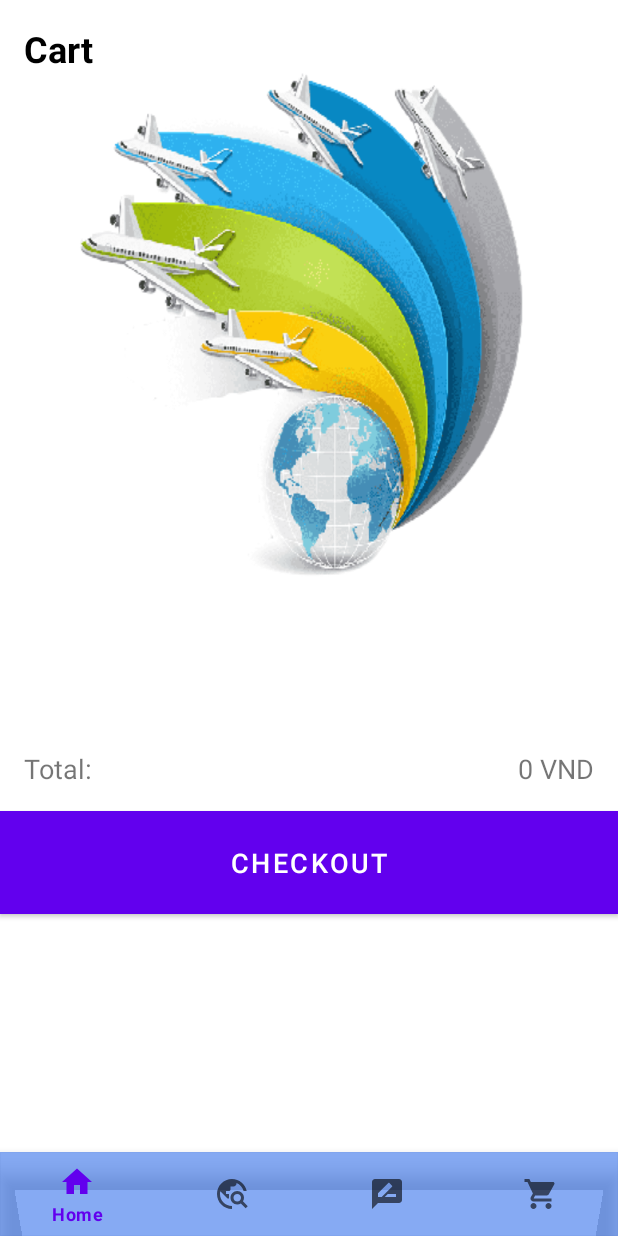
After one commit to nickythefox/DoAnAndroidTourDuLich, an Android app: the fragment CartFragment placed in its activity, on a phone screen of 412 x 824 dp. The commit adds this screen. Run offline under Robolectric (Android 15) with nearby library versions, the phone set to English and light mode, and no system bars.

Commit message:
loc update cac giao dien chua hoan chinh, them chinh sua hinh anh

```diff
--- /dev/null
+++ b/app/src/main/java/com/example/doanandroidtourdulich/fragment/CartFragment.java
@@ -0,0 +1,66 @@
+package com.example.doanandroidtourdulich.fragment;
+
+import android.os.Bundle;
+
+import androidx.fragment.app.Fragment;
+
+import android.view.LayoutInflater;
+import android.view.View;
+import android.view.ViewGroup;
+
+import com.example.doanandroidtourdulich.R;
+
+/**
+ * A simple {@link Fragment} subclass.
+ * Use the {@link CartFragment#newInstance} factory method to
+ * create an instance of this fragment.
+ */
+public class CartFragment extends Fragment {
+
+    // TODO: Rename parameter arguments, choose names that match
+    // the fragment initialization parameters, e.g. ARG_ITEM_NUMBER
+    private static final String ARG_PARAM1 = "param1";
+    private static final String ARG_PARAM2 = "param2";
+
+    // TODO: Rename and change types of parameters
+    private String mParam1;
+    private String mParam2;
+
+    public CartFragment() {
+        // Required empty public constructor
+    }
+
+    /**
+     * Use this factory method to create a new instance of
+     * this fragment using the provided parameters.
+     *
+     * @param param1 Parameter 1.
+     * @param param2 Parameter 2.
+     * @return A new instance of fragment CartFragment.
+     */
+    // TODO: Rename and change types and number of parameters
+    public static CartFragment newInstance(String param1, String param2) {
+        CartFragment fragment = new CartFragment();
+        Bundle args = new Bundle();
+        args.putString(ARG_PARAM1, param1);
+        args.putString(ARG_PARAM2, param2);
+        fragment.setArguments(args);
+        return fragment;
+    }
+
+    @Override
+    public void onCreate(Bundle savedInstanceState) {
+        super.onCreate(savedInstanceState);
+        if (getArguments() != null) {
+            mParam1 = getArguments().getString(ARG_PARAM1);
+            mParam2 = getArguments().getString(ARG_PARAM2);
+        }
+    }
+
+    @Override
+    public View onCreateView(LayoutInflater inflater, ViewGroup container,
+                             Bundle savedInstanceState) {
+        // Inflate the layout for this fragment
+        return inflater.inflate(R.layout.fragment_cart, container, false);
+    }
+}
--- /dev/null
+++ b/app/src/main/res/drawable/baseline_account_circle_24.xml
@@ -0,0 +1,5 @@
+<vector android:height="24dp" android:tint="#000000"
+    android:viewportHeight="24" android:viewportWidth="24"
+    android:width="24dp" xmlns:android="http://schemas.android.com/apk/res/android">
+    <path android:fillColor="@android:color/white" android:pathData="M12,2C6.48,2 2,6.48 2,12s4.48,10 10,10s10,-4.48 10,-10S17.52,2 12,2zM12,6c1.93,0 3.5,1.57 3.5,3.5S13.93,13 12,13s-3.5,-1.57 -3.5,-3.5S10.07,6 12,6zM12,20c-2.03,0 -4.43,-0.82 -6.14,-2.88C7.55,15.8 9.68,15 12,15s4.45,0.8 6.14,2.12C16.43,19.18 14.03,20 12,20z"/>
+</vector>
--- /dev/null
+++ b/app/src/main/res/drawable/baseline_home_24.xml
@@ -0,0 +1,5 @@
+<vector android:height="24dp" android:tint="#000000"
+    android:viewportHeight="24" android:viewportWidth="24"
+    android:width="24dp" xmlns:android="http://schemas.android.com/apk/res/android">
+    <path android:fillColor="@android:color/white" android:pathData="M10,20v-6h4v6h5v-8h3L12,3 2,12h3v8z"/>
+</vector>
--- /dev/null
+++ b/app/src/main/res/drawable/baseline_rate_review_24.xml
@@ -0,0 +1,5 @@
+<vector android:height="24dp" android:tint="#000000"
+    android:viewportHeight="24" android:viewportWidth="24"
+    android:width="24dp" xmlns:android="http://schemas.android.com/apk/res/android">
+    <path android:fillColor="@android:color/white" android:pathData="M20,2L4,2c-1.1,0 -1.99,0.9 -1.99,2L2,22l4,-4h14c1.1,0 2,-0.9 2,-2L22,4c0,-1.1 -0.9,-2 -2,-2zM6,14v-2.47l6.88,-6.88c0.2,-0.2 0.51,-0.2 0.71,0l1.77,1.77c0.2,0.2 0.2,0.51 0,0.71L8.47,14L6,14zM18,14h-7.5l2,-2L18,12v2z"/>
+</vector>
--- /dev/null
+++ b/app/src/main/res/drawable/baseline_shopping_cart_24.xml
@@ -0,0 +1,5 @@
+<vector android:height="24dp" android:tint="#000000"
+    android:viewportHeight="24" android:viewportWidth="24"
+    android:width="24dp" xmlns:android="http://schemas.android.com/apk/res/android">
+    <path android:fillColor="@android:color/white" android:pathData="M7,18c-1.1,0 -1.99,0.9 -1.99,2S5.9,22 7,22s2,-0.9 2,-2 -0.9,-2 -2,-2zM1,2v2h2l3.6,7.59 -1.35,2.45c-0.16,0.28 -0.25,0.61 -0.25,0.96 0,1.1 0.9,2 2,2h12v-2L7.42,15c-0.14,0 -0.25,-0.11 -0.25,-0.25l0.03,-0.12 0.9,-1.63h7.45c0.75,0 1.41,-0.41 1.75,-1.03l3.58,-6.49c0.08,-0.14 0.12,-0.31 0.12,-0.48 0,-0.55 -0.45,-1 -1,-1L5.21,4l-0.94,-2L1,2zM17,18c-1.1,0 -1.99,0.9 -1.99,2s0.89,2 1.99,2 2,-0.9 2,-2 -0.9,-2 -2,-2z"/>
+</vector>
--- /dev/null
+++ b/app/src/main/res/drawable/baseline_travel_explore_24.xml
@@ -0,0 +1,5 @@
+<vector android:height="24dp" android:tint="#000000"
+    android:viewportHeight="24" android:viewportWidth="24"
+    android:width="24dp" xmlns:android="http://schemas.android.com/apk/res/android">
+    <path android:fillColor="@android:color/white" android:pathData="M19.3,16.9c0.4,-0.7 0.7,-1.5 0.7,-2.4c0,-2.5 -2,-4.5 -4.5,-4.5S11,12 11,14.5s2,4.5 4.5,4.5c0.9,0 1.7,-0.3 2.4,-0.7l3.2,3.2l1.4,-1.4L19.3,16.9zM15.5,17c-1.4,0 -2.5,-1.1 -2.5,-2.5s1.1,-2.5 2.5,-2.5s2.5,1.1 2.5,2.5S16.9,17 15.5,17zM12,20v2C6.48,22 2,17.52 2,12C2,6.48 6.48,2 12,2c4.84,0 8.87,3.44 9.8,8h-2.07c-0.64,-2.46 -2.4,-4.47 -4.73,-5.41V5c0,1.1 -0.9,2 -2,2h-2v2c0,0.55 -0.45,1 -1,1H8v2h2v3H9l-4.79,-4.79C4.08,10.79 4,11.38 4,12C4,16.41 7.59,20 12,20z"/>
+</vector>
--- a/app/src/main/res/layout/activity_main.xml
+++ b/app/src/main/res/layout/activity_main.xml
@@ -6,10 +6,21 @@
     android:layout_height="match_parent"
     tools:context=".MainActivity">
 
-<ImageView
-    android:layout_width="36dp"
-    android:layout_height="36dp"
-    android:src="@drawable/baseline_notes_24"
-    />
+    <com.google.android.material.bottomnavigation.BottomNavigationView
+        android:layout_width="match_parent"
+        android:id="@+id/navMenu"
+        android:layout_height="wrap_content"
+        android:background="#800F56E8"
+        app:layout_constraintLeft_toLeftOf="parent"
+        app:layout_constraintBottom_toBottomOf="parent"
+        app:menu="@menu/menubottom"
+        />
 
+    <FrameLayout
+        android:id="@+id/main_fragment"
+        android:layout_width="match_parent"
+        android:layout_height="match_parent"
+        android:background="@color/white"
+        app:layout_constraintBottom_toTopOf="@id/navMenu"
+        app:layout_constraintLeft_toLeftOf="parent" />
 </androidx.constraintlayout.widget.ConstraintLayout>
--- /dev/null
+++ b/app/src/main/res/layout/fragment_cart.xml
@@ -0,0 +1,58 @@
+<LinearLayout xmlns:android="http://schemas.android.com/apk/res/android"
+    android:layout_width="match_parent"
+    android:layout_height="match_parent"
+    android:orientation="vertical">
+
+    <!-- Tiêu đề của trang -->
+    <TextView
+        android:id="@+id/title_cart"
+        android:layout_width="match_parent"
+        android:layout_height="wrap_content"
+        android:text="Cart"
+        android:textSize="24sp"
+        android:textStyle="bold"
+        android:padding="16dp"
+        android:background="@drawable/logofree"
+        android:textColor="@android:color/black" />
+
+    <!-- Danh sách tour đã có trong giỏ hàng -->
+    <ListView
+        android:id="@+id/cart_list"
+        android:layout_width="match_parent"
+        android:layout_height="wrap_content" />
+
+    <!-- Tổng giá tiền của các tour trong giỏ hàng -->
+    <LinearLayout
+        android:layout_width="match_parent"
+        android:layout_height="wrap_content"
+        android:orientation="horizontal"
+        android:padding="16dp">
+
+        <TextView
+            android:layout_width="0dp"
+            android:layout_height="wrap_content"
+            android:layout_weight="1"
+            android:text="Total:"
+            android:textSize="18sp" />
+
+        <TextView
+            android:id="@+id/cart_total"
+            android:layout_width="wrap_content"
+            android:layout_height="wrap_content"
+            android:text="0 VND"
+            android:textSize="18sp" />
+
+    </LinearLayout>
+
+    <!-- Nút để thanh toán các tour trong giỏ hàng -->
+    <Button
+        android:id="@+id/checkout_button"
+        android:layout_width="match_parent"
+        android:layout_height="wrap_content"
+        android:text="Checkout"
+        android:textSize="18sp"
+        android:background="@color/cardview_dark_background"
+        android:textColor="@android:color/white"
+        android:padding="16dp" />
+
+</LinearLayout>
--- /dev/null
+++ b/app/src/main/res/menu/menubottom.xml
@@ -0,0 +1,11 @@
+<?xml version="1.0" encoding="utf-8"?>
+<menu xmlns:android="http://schemas.android.com/apk/res/android">
+    <item android:title="Home" android:id="@+id/mnHome"
+        android:icon="@drawable/baseline_home_24"/>
+    <item android:title="Package" android:id="@+id/mnPackage"
+        android:icon="@drawable/baseline_travel_explore_24"/>
+    <item android:title="Review " android:id="@+id/mnReview"
+        android:icon="@drawable/baseline_rate_review_24"/>
+    <item android:title="Cart " android:id="@+id/mnCart"
+        android:icon="@drawable/baseline_shopping_cart_24"/>
+</menu>
--- a/app/src/main/res/values/strings.xml
+++ b/app/src/main/res/values/strings.xml
@@ -1,3 +1,5 @@
 <resources>
     <string name="app_name">DoAnAndroidTourDuLich</string>
+    <!-- TODO: Remove or change this placeholder text -->
+    <string name="hello_blank_fragment">Hello blank fragment</string>
 </resources>
```
Also changed, not shown: app/src/main/java/com/example/doanandroidtourdulich/MainActivity.java (+49 -1 lines), app/src/main/java/com/example/doanandroidtourdulich/fragment/HomeFragment.java (added, +66 -0 lines), app/src/main/java/com/example/doanandroidtourdulich/fragment/PackageFragment.java (added, +66 -0 lines), app/src/main/java/com/example/doanandroidtourdulich/fragment/ReviewFragment.java (added, +66 -0 lines), app/src/main/res/layout/fragment_home.xml (added, +45 -0 lines), app/src/main/res/layout/fragment_package.xml (added, +25 -0 lines), app/src/main/res/layout/fragment_review.xml (added, +29 -0 lines), app/src/main/res/layout/layoutitempackage.xml (added, +46 -0 lines).
